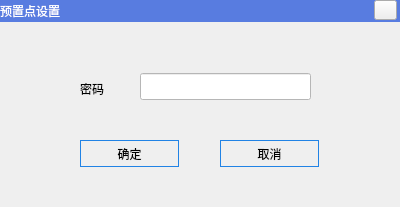
Old version of the form presetpasswdconfirm.ui in the repository 1157889734/x86MyAppliction.
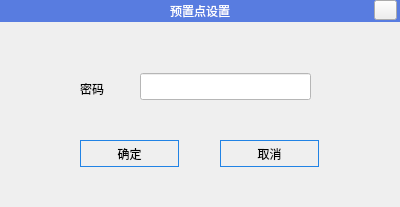
New version of the form. Icons and pictures are not drawn.

The edit to the form file:
```diff
--- a/presetpasswdconfirm.ui
+++ b/presetpasswdconfirm.ui
@@ -105,7 +105,7 @@
     <string>预置点设置</string>
    </property>
    <property name="alignment">
-    <set>Qt::AlignLeading|Qt::AlignLeft|Qt::AlignVCenter</set>
+    <set>Qt::AlignCenter</set>
    </property>
   </widget>
   <widget class="QPushButton" name="closePushButton">
```
Left out of the diff: 3 changed lines with no effect on the pictures.
